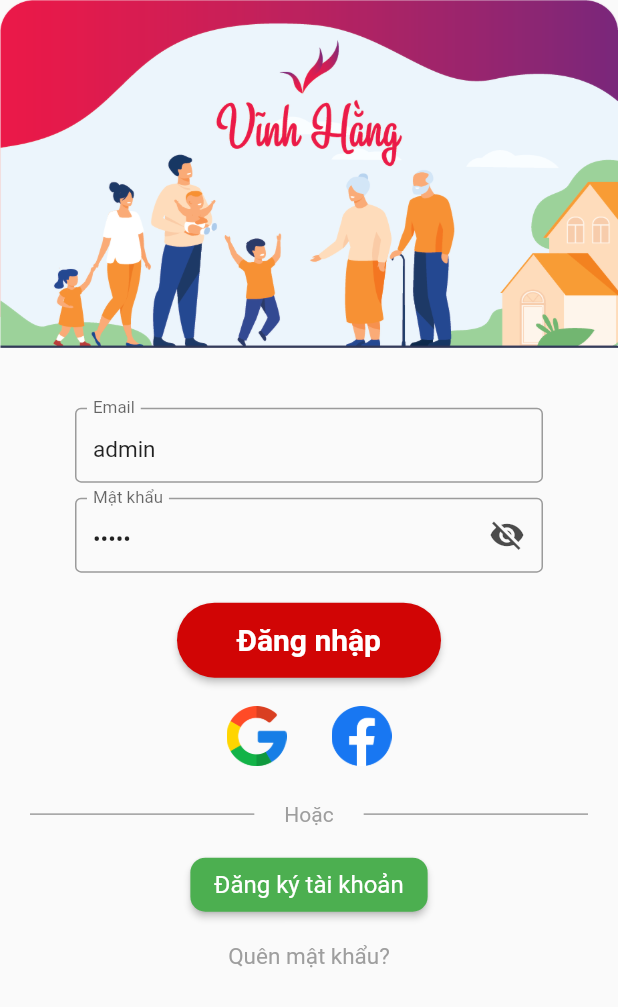
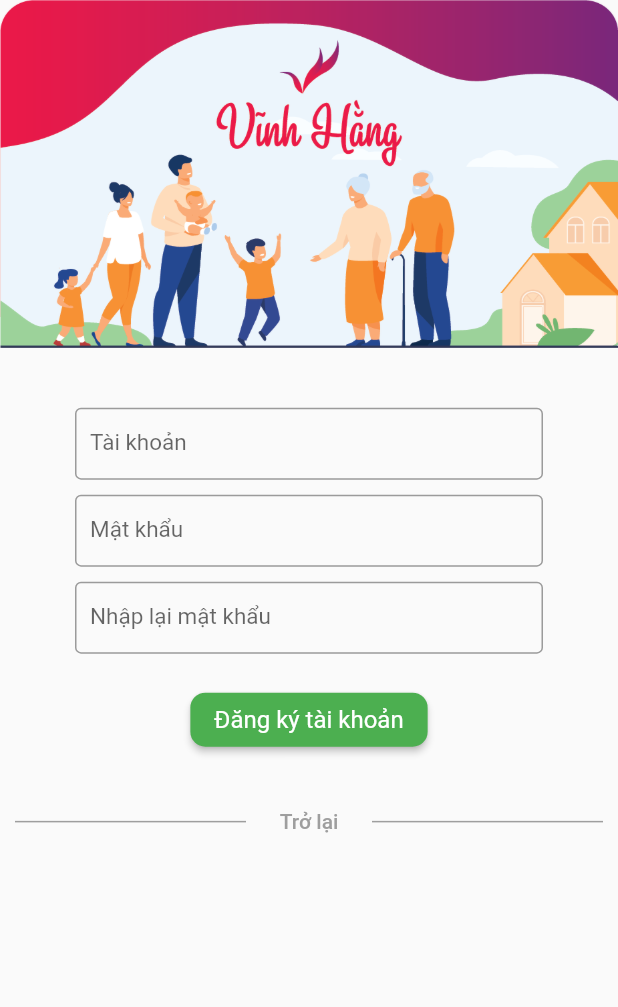
Before and after one commit to dangvuhiep7500/flutter_app_vinhhang, a Flutter app: the screen it shows after launch, after a tap on "Đăng ký tài khoản", on a phone screen of 412 x 824 dp. Shown: the top 1007 px of the screen. Run offline on Flutter 3.47's test engine with Material 2 defaults, Android fonts, the phone set to English and light mode, and no system bars; drawn by our look-alikes of snippet_coder_utils; our stand-ins replace freezed_annotation; missing offline and left inert: image_picker_for_web; network calls fail.

Commit message:
update login signup

```diff
--- /dev/null
+++ b/lib/data/models/register_request_model.dart
@@ -0,0 +1,21 @@
+class RegisterRequestModel {
+  RegisterRequestModel({
+    this.username,
+    this.password,
+  });
+  late final String? username;
+  late final String? password;
+
+  RegisterRequestModel.fromJson(Map<String, dynamic> json) {
+    username = json['username'];
+    password = json['password'];
+  }
+
+  Map<String, dynamic> toJson() {
+    final _data = <String, dynamic>{};
+    _data['username'] = username;
+    _data['password'] = password;
+
+    return _data;
+  }
+}
--- a/lib/main.dart
+++ b/lib/main.dart
@@ -1,6 +1,7 @@
 import 'package:flutter/material.dart';
 import 'package:flutter_app_vinhhang/screen/login/login_screen.dart';
 import 'package:flutter_app_vinhhang/screen/relative/relative_screen.dart';
+import 'package:flutter_app_vinhhang/screen/signup/signup_screen.dart';
 
 Widget _defaultHome = const LoginScreen();
 void main() {
@@ -24,7 +25,7 @@ class MyApp extends StatelessWidget {
         // '/home': (context) => const HomeScreen(),
         '/login': (context) => const LoginScreen(),
         '/relative': (context) => const RelativeScreen(),
-        // '/register': (context) => const RegisterPage(),
+        '/register': (context) => const SignUpScreen(),
       },
     );
   }
--- a/lib/screen/login/components/body.dart
+++ b/lib/screen/login/components/body.dart
@@ -1,5 +1,6 @@
 import 'package:flutter/material.dart';
 import 'package:flutter_app_vinhhang/data/models/login_request_model.dart';
+import 'package:flutter_app_vinhhang/screen/login/components/image_top_signupin.dart';
 import 'package:flutter_app_vinhhang/screen/login/components/inline_or.dart';
 import 'package:flutter_app_vinhhang/screen/login/components/signin_FBGG.dart';
 import 'package:flutter_app_vinhhang/screen/login/components/button_login.dart';
@@ -30,31 +31,28 @@ class _BodyState extends State<Body> {
     return Scaffold(
       body: ProgressHUD(
         inAsyncCall: isApiCallProcess,
-        opacity: 0.3,
+        opacity: 0.2,
         key: UniqueKey(),
         child: SingleChildScrollView(
           child: SafeArea(
             child: Form(
               key: globalFormKey,
               child: Column(
+                crossAxisAlignment: CrossAxisAlignment.center,
                 children: [
-                  Container(
-                    child: const AspectRatio(
-                      aspectRatio: 16 / 9,
-                      child: Image(
-                        image: AssetImage('assets/images/imagelogin.png'),
-                        fit: BoxFit.fill, // use this
-                      ),
-                    ),
-                  ),
+                  const ImageTop(),
                   const SizedBox(
                     height: 40,
                   ),
-                  Column(
-                    children: [
                   InputField(
-                        text: "Email",
+                    text: "Tài khoản",
                     controller: userName,
+                    validator: (value) {
+                      if (value == null || value.isEmpty) {
+                        return 'Hãy nhập tài khoản';
+                      }
+                      return null;
+                    },
                   ),
                   const SizedBox(
                     height: 10,
@@ -63,6 +61,12 @@ class _BodyState extends State<Body> {
                     text: "Mật khẩu",
                     controller: password,
                     obscuretext: hidePassword,
+                    validator: (value) {
+                      if (value == null || value.isEmpty) {
+                        return 'Hãy nhập mật khẩu';
+                      }
+                      return null;
+                    },
                     sufixIcon: IconButton(
                       onPressed: () {
                         setState(() {
@@ -71,13 +75,9 @@ class _BodyState extends State<Body> {
                       },
                       color: Colors.black.withOpacity(0.7),
                       icon: Icon(
-                            hidePassword
-                                ? Icons.visibility_off
-                                : Icons.visibility,
+                        hidePassword ? Icons.visibility_off : Icons.visibility,
                       ),
                     ),
-                      ),
-                    ],
                   ),
                   const SizedBox(
                     height: 20,
@@ -104,17 +104,14 @@ class _BodyState extends State<Body> {
                                 '/relative',
                                 (route) => false,
                               );
-                              // Navigator.push(
-                              //     context,
-                              //     MaterialPageRoute(
-                              //         builder: (context) => RelativeScreen()));
                             } else {
-                              ScaffoldMessenger.of(context)
-                                  .showSnackBar(SnackBar(
+                              ScaffoldMessenger.of(context).showSnackBar(
+                                SnackBar(
                                   content: const Text(
                                       'Tài khoản hoặc mật khẩu không đúng'),
                                   backgroundColor: Colors.red.shade300,
-                              ));
+                                ),
+                              );
                             }
                           },
                         );
@@ -147,7 +144,9 @@ class _BodyState extends State<Body> {
                           fontWeight: FontWeight.normal,
                           fontSize: 16),
                     ),
-                    onPressed: () {},
+                    onPressed: () {
+                      Navigator.pushNamed(context, '/register');
+                    },
                   ),
                   TextButton(
                     style: TextButton.styleFrom(
--- /dev/null
+++ b/lib/screen/login/components/image_top_signupin.dart
@@ -0,0 +1,18 @@
+import 'package:flutter/material.dart';
+
+class ImageTop extends StatelessWidget {
+  const ImageTop({
+    Key? key,
+  }) : super(key: key);
+
+  @override
+  Widget build(BuildContext context) {
+    return const AspectRatio(
+      aspectRatio: 16 / 9,
+      child: Image(
+        image: AssetImage('assets/images/imagelogin.png'),
+        fit: BoxFit.fill, // use this
+      ),
+    );
+  }
+}
--- a/lib/screen/login/components/input_field.dart
+++ b/lib/screen/login/components/input_field.dart
@@ -9,21 +9,26 @@ class InputField extends StatelessWidget {
     this.sufixIcon,
     this.obscuretext = false,
     this.controller,
+    required this.validator,
   }) : super(key: key);
   final String text;
   final Widget? sufixIcon;
   final bool obscuretext;
+  final FormFieldValidator validator;
   final TextEditingController? controller;
   @override
   Widget build(BuildContext context) {
+    final size = MediaQuery.of(context).size;
     return Container(
-      height: 50,
       padding: const EdgeInsets.symmetric(horizontal: 50),
       child: TextFormField(
+        validator: validator,
         style: const TextStyle(fontSize: 15),
         obscureText: obscuretext,
         controller: controller,
         decoration: InputDecoration(
+          contentPadding:
+              const EdgeInsets.symmetric(vertical: 10.0, horizontal: 10.0),
           border: const OutlineInputBorder(),
           labelText: text,
           hintStyle: const TextStyle(color: kColorGrey),
--- /dev/null
+++ b/lib/screen/signup/components/body.dart
@@ -0,0 +1,177 @@
+import 'package:flutter/material.dart';
+import 'package:flutter_app_vinhhang/data/models/register_request_model.dart';
+import 'package:flutter_app_vinhhang/screen/login/components/image_top_signupin.dart';
+import 'package:flutter_app_vinhhang/screen/login/components/input_field.dart';
+import 'package:flutter_app_vinhhang/screen/login/login_screen.dart';
+import 'package:flutter_app_vinhhang/screen/signup/components/inline_cblogin.dart';
+import 'package:flutter_app_vinhhang/services/api_service.dart';
+import 'package:snippet_coder_utils/ProgressHUD.dart';
+
+class Body extends StatefulWidget {
+  const Body({Key? key}) : super(key: key);
+
+  @override
+  State<Body> createState() => _BodyState();
+}
+
+class _BodyState extends State<Body> with SingleTickerProviderStateMixin {
+  late AnimationController _controller;
+  GlobalKey<FormState> globalFormKey = GlobalKey<FormState>();
+  var userName = TextEditingController(text: "");
+  var password = TextEditingController(text: "");
+  var confirmpassword = TextEditingController(text: "");
+  bool isApiCallProcess = false;
+  @override
+  void initState() {
+    super.initState();
+    _controller = AnimationController(vsync: this);
+  }
+
+  @override
+  void dispose() {
+    super.dispose();
+    _controller.dispose();
+  }
+
+  @override
+  Widget build(BuildContext context) {
+    return ProgressHUD(
+      inAsyncCall: isApiCallProcess,
+      opacity: 0.2,
+      key: UniqueKey(),
+      child: SingleChildScrollView(
+        child: SafeArea(
+          child: Form(
+            key: globalFormKey,
+            child: Column(
+              children: [
+                const ImageTop(),
+                const SizedBox(
+                  height: 40,
+                ),
+                Column(
+                  children: [
+                    InputField(
+                      text: "Tài khoản",
+                      controller: userName,
+                      validator: (value) {
+                        if (value == null || value.isEmpty) {
+                          return 'Hãy nhập tài khoản';
+                        }
+                        return null;
+                      },
+                    ),
+                    const SizedBox(
+                      height: 10,
+                    ),
+                    InputField(
+                      text: "Mật khẩu",
+                      controller: password,
+                      obscuretext: true,
+                      validator: (value) {
+                        if (value == null || value.isEmpty) {
+                          return 'Hãy nhập mật khẩu';
+                        } else if (value.length < 7) {
+                          return ("Sử dụng 6 ký tự trở lên cho mật khẩu của bạn");
+                        }
+                        return null;
+                      },
+                    ),
+                    const SizedBox(
+                      height: 10,
+                    ),
+                    InputField(
+                      text: "Nhập lại mật khẩu",
+                      controller: confirmpassword,
+                      obscuretext: true,
+                      validator: (value) {
+                        if (value != password.text) {
+                          return 'Mật khẩu đã nhập không khớp. Hãy thử lại.';
+                        }
+
+                        return null;
+                      },
+                    ),
+                    const SizedBox(
+                      height: 20,
+                    ),
+                    ElevatedButton(
+                      style: ElevatedButton.styleFrom(
+                        primary: Colors.green,
+                        onPrimary: Colors.white,
+                        shape: RoundedRectangleBorder(
+                          borderRadius: BorderRadius.circular(10.0),
+                        ),
+                      ),
+                      child: const Text(
+                        "Đăng ký tài khoản",
+                        style: TextStyle(
+                            color: Colors.white,
+                            fontWeight: FontWeight.normal,
+                            fontSize: 16),
+                      ),
+                      onPressed: () {
+                        if (validateAndSave()) {
+                          setState(() {
+                            isApiCallProcess = true;
+                          });
+
+                          RegisterRequestModel model = RegisterRequestModel(
+                            username: userName.text,
+                            password: password.text,
+                          );
+
+                          APIService.register(model).then(
+                            (response) {
+                              setState(() {
+                                isApiCallProcess = false;
+                              });
+
+                              if (response != null) {
+                                ScaffoldMessenger.of(context).showSnackBar(
+                                  SnackBar(
+                                    content: const Text(
+                                        'Đăng kí thành công vui lòng đăng nhập'),
+                                    backgroundColor: Colors.green.shade300,
+                                  ),
+                                );
+                                Navigator.pushNamed(
+                                  context,
+                                  '/login',
+                                );
+                              } else {
+                                ScaffoldMessenger.of(context).showSnackBar(
+                                  SnackBar(
+                                    content: const Text('Tài khoản đã tồn tại'),
+                                    backgroundColor: Colors.red.shade300,
+                                  ),
+                                );
+                              }
+                            },
+                          );
+                        }
+                      },
+                    ),
+                    const SizedBox(
+                      height: 20,
+                    ),
+                    const InlineCombackLogin(),
+                  ],
+                ),
+              ],
+            ),
+          ),
+        ),
+      ),
+    );
+  }
+
+  bool validateAndSave() {
+    final form = globalFormKey.currentState;
+    if (form!.validate()) {
+      form.save();
+      return true;
+    }
+    return false;
+  }
+}
--- /dev/null
+++ b/lib/screen/signup/components/inline_cblogin.dart
@@ -0,0 +1,38 @@
+import 'package:flutter/material.dart';
+
+class InlineCombackLogin extends StatelessWidget {
+  const InlineCombackLogin({
+    Key? key,
+  }) : super(key: key);
+
+  @override
+  Widget build(BuildContext context) {
+    return Row(
+      mainAxisAlignment: MainAxisAlignment.center,
+      children: <Widget>[
+        const Expanded(
+            child: Divider(
+          indent: 10.0,
+          endIndent: 10.0,
+          thickness: 1,
+          color: Colors.grey,
+        )),
+        TextButton(
+            child: const Text(
+              "Trở lại",
+              style: TextStyle(color: Colors.grey),
+            ),
+            onPressed: () {
+              Navigator.pushNamed(context, '/login');
+            }),
+        const Expanded(
+            child: Divider(
+          indent: 10.0,
+          endIndent: 10.0,
+          thickness: 1,
+          color: Colors.grey,
+        )),
+      ],
+    );
+  }
+}
--- /dev/null
+++ b/lib/screen/signup/signup_screen.dart
@@ -0,0 +1,13 @@
+import 'package:flutter/material.dart';
+import 'package:flutter_app_vinhhang/screen/signup/components/body.dart';
+
+class SignUpScreen extends StatelessWidget {
+  const SignUpScreen({Key? key}) : super(key: key);
+
+  @override
+  Widget build(BuildContext context) {
+    return const Scaffold(
+      body: Body(),
+    );
+  }
+}
```
Also changed, not shown: lib/data/models/register_response_model.dart (added, +42 -0 lines), lib/services/api_service.dart (+32 -22 lines), 1 other file. Lines whose indentation alone changed are shown as unchanged.
